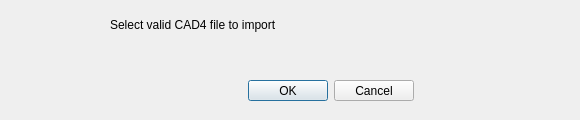
Old version of the form cad_importer_dialog_base.ui in the repository dbaldzhiev/cad_importer.
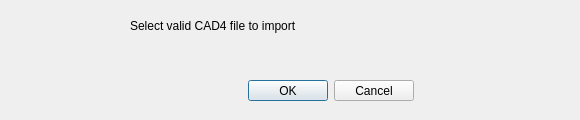
New version of the form. Icons and pictures are not drawn. Custom widgets are drawn as their Qt base class.

What changed in the file:
```diff
--- a/cad_importer_dialog_base.ui
+++ b/cad_importer_dialog_base.ui
@@ -60,10 +60,10 @@
   <widget class="QLabel" name="label">
    <property name="geometry">
     <rect>
-     <x>110</x>
+     <x>130</x>
      <y>15</y>
-     <width>210</width>
-     <height>20</height>
+     <width>421</width>
+     <height>21</height>
     </rect>
    </property>
    <property name="text">
```
